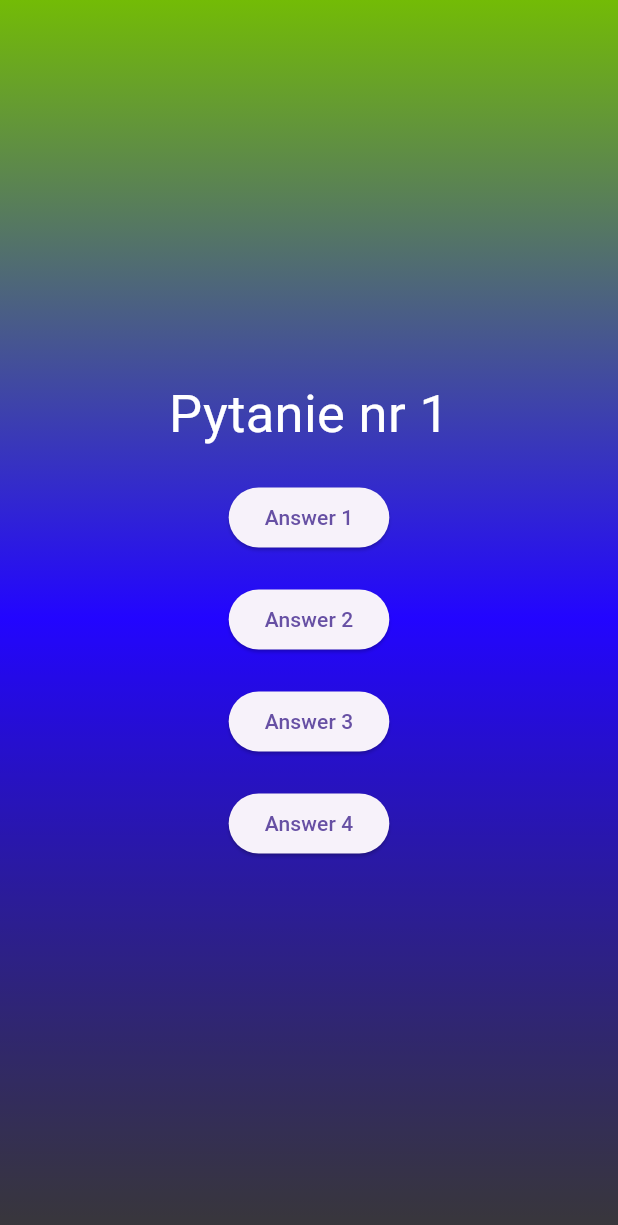
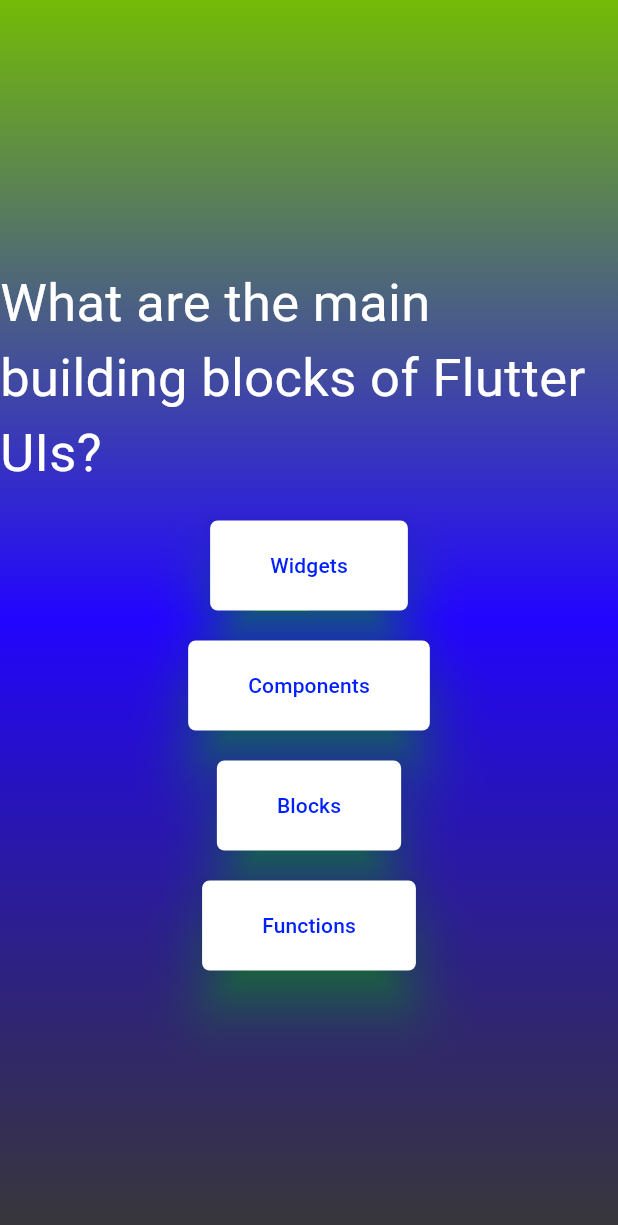
Before and after one commit to lukaszgrajczyk/quiz_app, a Flutter app: the screen it shows after launch, after a tap on "Start Quiz", on a phone screen of 412 x 824 dp. Shown: the top 1225 px of the screen. Run offline on Flutter 3.47's test engine with Material 3 defaults, Android fonts, the phone set to English and light mode, and no system bars.

Commit message:
Read data from the questions list

```diff
--- a/lib/answer_button.dart
+++ b/lib/answer_button.dart
@@ -10,7 +10,21 @@ class AnswerButton extends StatelessWidget {
   Widget build(BuildContext context) {
     return ElevatedButton(
       onPressed: onTap,
-      child: Text(btnTxt),
+      style: ElevatedButton.styleFrom(
+        padding: const EdgeInsets.symmetric(vertical: 20, horizontal: 40),
+        elevation: 15.0,
+        shadowColor: const Color.fromARGB(255, 10, 255, 2),
+        backgroundColor: Colors.white,
+        shape: const RoundedRectangleBorder(
+          borderRadius: BorderRadius.all(
+            Radius.circular(5),
+          ),
+        ),
+      ),
+      child: Text(
+        btnTxt,
+        style: const TextStyle(color: Color.fromARGB(255, 2, 32, 255)),
+      ),
     );
   }
 }
--- a/lib/data/questions_data.dart
+++ b/lib/data/questions_data.dart
@@ -1,10 +1,11 @@
 import 'package:quiz_app/models/questions_model.dart';
 
 List<QuestionsModel> questions = [
+  //list currentQuestions = question [0] -zestaw pierwszy pytan
   QuestionsModel(
-    'What are the main building blocks of Flutter UIs?',
+    'What are the main building blocks of Flutter UIs?', //question.text
     [
-      'Widgets',
+      'Widgets', //anwerButton [0] //questions.answers[0]
       'Components',
       'Blocks',
       'Functions',
--- a/lib/questions_screen.dart
+++ b/lib/questions_screen.dart
@@ -1,5 +1,6 @@
 import 'package:flutter/material.dart';
 import 'package:quiz_app/answer_button.dart';
+import 'package:quiz_app/data/questions_data.dart';
 // import 'package:quiz_app/answer_button.dart';
 
 class QuestionsScreen extends StatelessWidget {
@@ -7,22 +8,38 @@ class QuestionsScreen extends StatelessWidget {
 
   @override
   Widget build(BuildContext context) {
-    return Center(
+    final currentQuestion = questions[0]; //pierwszy zestaw pytan
+
+    return SizedBox(
+      width: double.infinity,
       child: Column(
         mainAxisAlignment: MainAxisAlignment.center,
         children: [
-          const Text(
-            'Pytanie nr 1',
-            style: TextStyle(fontSize: 35, color: Colors.white),
+          Text(
+            currentQuestion.text, //pytanie -nagłowek
+            style: const TextStyle(fontSize: 35, color: Colors.white),
           ),
           const SizedBox(height: 20),
-          AnswerButton(onTap: () {}, btnTxt: 'Answer 1'),
+          AnswerButton(
+            onTap: () {},
+            btnTxt: currentQuestion.answers[0], //odpowiedz 1
+          ),
           const SizedBox(height: 20),
-          AnswerButton(onTap: () {}, btnTxt: 'Answer 2'),
+          AnswerButton(
+            onTap: () {},
+            btnTxt: currentQuestion.answers[1],
+          ),
           const SizedBox(height: 20),
-          AnswerButton(onTap: () {}, btnTxt: 'Answer 3'),
+          AnswerButton(
+            onTap: () {},
+            btnTxt: currentQuestion.answers[2],
+          ),
           const SizedBox(height: 20),
-          AnswerButton(onTap: () {}, btnTxt: 'Answer 4'),
+          AnswerButton(
+            onTap: () {},
+            btnTxt: currentQuestion.answers[3],
+          ),
+          //for ()...[]
         ],
       ),
     );
```
